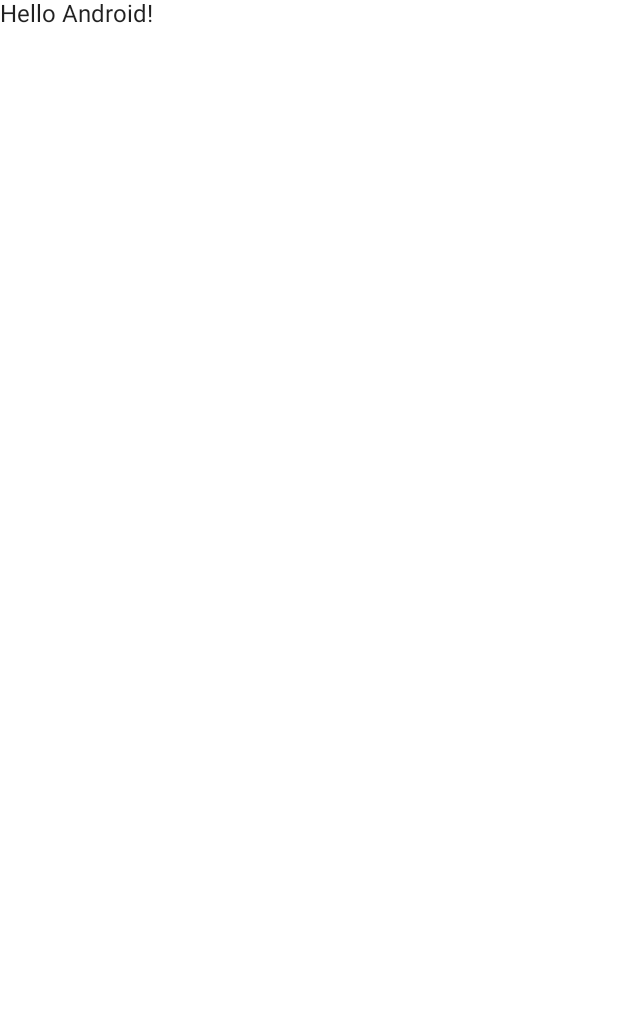
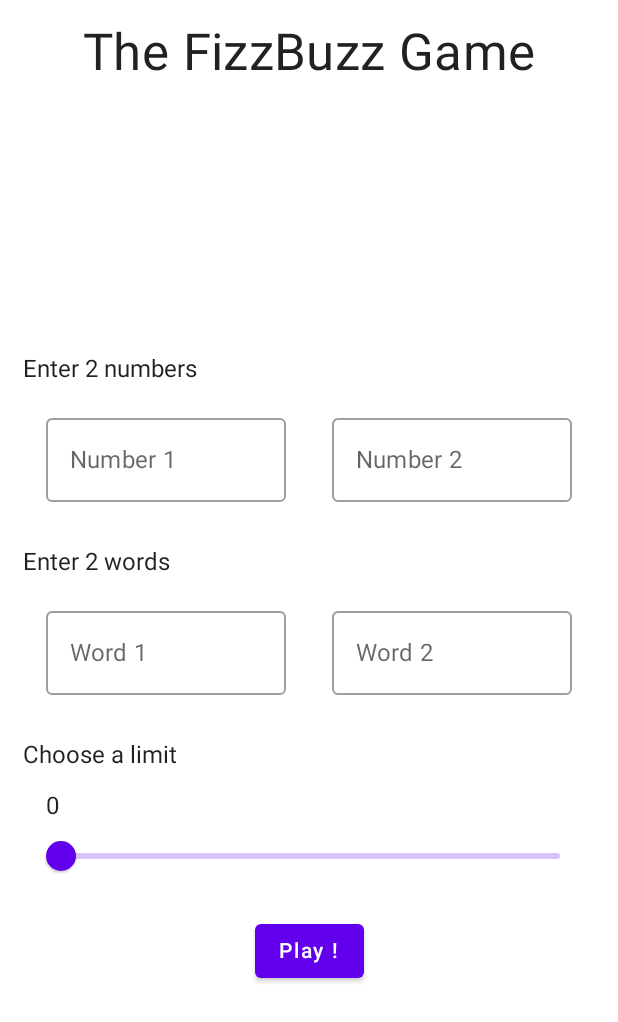
Before and after one commit to ludco/FizzBuzz, an Android app built with Jetpack Compose: the screen it shows after launch (MainActivity), on a phone screen of 412 x 824 dp. Before the commit the part shown is almost empty. Shown: the top 1022 px of the screen. Run offline under Robolectric (Android 15) with nearby library versions, the phone set to English and light mode, and no system bars.

Commit message:
set up UI form

```diff
--- a/app/build.gradle
+++ b/app/build.gradle
@@ -5,12 +5,12 @@ plugins {
 
 android {
     namespace 'com.app.fizzbuzz'
-    compileSdk 32
+    compileSdk 33
 
     defaultConfig {
         applicationId "com.app.fizzbuzz"
         minSdk 21
-        targetSdk 32
+        targetSdk 33
         versionCode 1
         versionName "1.0"
 
@@ -48,7 +48,7 @@ android {
 
 dependencies {
 
-    implementation 'androidx.core:core-ktx:1.7.0'
+    implementation 'androidx.core:core-ktx:1.9.0'
     implementation 'androidx.lifecycle:lifecycle-runtime-ktx:2.5.1'
     implementation 'androidx.activity:activity-compose:1.3.1'
     implementation "androidx.compose.ui:ui:$compose_ui_version"
--- a/app/src/main/java/com/app/fizzbuzz/MainActivity.kt
+++ b/app/src/main/java/com/app/fizzbuzz/MainActivity.kt
@@ -10,6 +10,7 @@ import androidx.compose.material.Text
 import androidx.compose.runtime.Composable
 import androidx.compose.ui.Modifier
 import androidx.compose.ui.tooling.preview.Preview
+import com.app.fizzbuzz.ui.screens.FormScreen
 import com.app.fizzbuzz.ui.theme.FizzBuzzTheme
 
 class MainActivity : ComponentActivity() {
@@ -22,22 +23,9 @@ class MainActivity : ComponentActivity() {
                     modifier = Modifier.fillMaxSize(),
                     color = MaterialTheme.colors.background
                 ) {
-                    Greeting("Android")
+                    FormScreen()
                 }
             }
         }
     }
 }
-
-@Composable
-fun Greeting(name: String) {
-    Text(text = "Hello $name!")
-}
-
-@Preview(showBackground = true)
-@Composable
-fun DefaultPreview() {
-    FizzBuzzTheme {
-        Greeting("Android")
-    }
-}
--- /dev/null
+++ b/app/src/main/java/com/app/fizzbuzz/ui/components/GameForm.kt
@@ -0,0 +1,119 @@
+package com.app.fizzbuzz.ui.components
+
+
+import androidx.compose.foundation.layout.*
+import androidx.compose.foundation.text.KeyboardActions
+import androidx.compose.foundation.text.KeyboardOptions
+import androidx.compose.material.Button
+import androidx.compose.material.Text
+import androidx.compose.runtime.*
+import androidx.compose.ui.Modifier
+import androidx.compose.ui.focus.FocusDirection
+import androidx.compose.ui.platform.LocalFocusManager
+import androidx.compose.ui.res.stringResource
+import androidx.compose.ui.text.input.ImeAction
+import androidx.compose.ui.text.input.KeyboardType
+import androidx.compose.ui.unit.dp
+import com.app.fizzbuzz.R
+
+@Composable
+fun GameForm() {
+
+    val focusManager = LocalFocusManager.current
+    var number1 by remember { mutableStateOf("") }
+    var number2 by remember { mutableStateOf("") }
+    var word1 by remember { mutableStateOf("") }
+    var word2 by remember { mutableStateOf("") }
+    var sliderPosition by remember { mutableStateOf(0f) }
+
+
+    Column(
+        modifier = Modifier
+            .fillMaxSize()
+            .padding(horizontal = 15.dp), verticalArrangement = Arrangement.Center
+    ) {
+
+        // --------- Numbers Part ----------
+        Text(text = stringResource(R.string.enter_numbers))
+        Row() {
+            InputField(
+                value = number1,
+                onValueChange = { number1 = it },
+                label = R.string.number_1,
+                keyboardOptions = KeyboardOptions.Default.copy(
+                    keyboardType = KeyboardType.Number,
+                    imeAction = ImeAction.Next
+                ),
+                keyboardActions = KeyboardActions(onNext = { focusManager.moveFocus(FocusDirection.Right) }),
+                modifier = Modifier
+                    .weight(1f)
+                    .padding(15.dp)
+            )
+
+            InputField(
+                value = number2,
+                onValueChange = { number2 = it },
+                label = R.string.number_2,
+                keyboardOptions = KeyboardOptions.Default.copy(
+                    keyboardType = KeyboardType.Number,
+                    imeAction = ImeAction.Next
+                ),
+                keyboardActions = KeyboardActions(onNext = { focusManager.moveFocus(FocusDirection.Next) }),
+                modifier = Modifier
+                    .weight(1f)
+                    .padding(15.dp)
+            )
+        }
+
+        Spacer(modifier = Modifier.height(15.dp))
+
+        // --------- Words Part ----------
+        Text(text = stringResource(R.string.enter_words))
+        Row {
+            InputField(
+                value = word1,
+                onValueChange = { word1 = it },
+                label = R.string.word_1,
+                keyboardOptions = KeyboardOptions.Default.copy(
+                    keyboardType = KeyboardType.Text,
+                    imeAction = ImeAction.Next
+                ),
+                keyboardActions = KeyboardActions(onNext = { focusManager.moveFocus(FocusDirection.Right) }),
+                modifier = Modifier
+                    .weight(1f)
+                    .padding(15.dp)
+            )
+            InputField(
+                value = word2,
+                onValueChange = { word2 = it },
+                label = R.string.word_2,
+                keyboardOptions = KeyboardOptions.Default.copy(
+                    keyboardType = KeyboardType.Text,
+                    imeAction = ImeAction.Next
+                ),
+                keyboardActions = KeyboardActions(onDone = { focusManager.clearFocus() }),
+                modifier = Modifier
+                    .weight(1f)
+                    .padding(15.dp)
+            )
+        }
+
+        Spacer(modifier = Modifier.height(15.dp))
+
+        // --------- Limit Part ----------
+        Text(text = stringResource(R.string.choose_limit))
+        Row(modifier = Modifier.padding(15.dp)) {
+            LimitSlider(value = sliderPosition, onValueChange = { sliderPosition = it })
+        }
+
+
+        // --------- Submit button Part ----------
+        Row(modifier = Modifier.fillMaxWidth(), horizontalArrangement = Arrangement.Center) {
+            Button(onClick = { /*TODO*/ }) {
+                Text(text = "Play !")
+            }
+        }
+
+
+    }
+}
--- /dev/null
+++ b/app/src/main/java/com/app/fizzbuzz/ui/components/Header.kt
@@ -0,0 +1,18 @@
+package com.app.fizzbuzz.ui.components
+
+import androidx.compose.foundation.layout.Column
+import androidx.compose.foundation.layout.fillMaxWidth
+import androidx.compose.foundation.layout.padding
+import androidx.compose.material.MaterialTheme
+import androidx.compose.material.Text
+import androidx.compose.runtime.Composable
+import androidx.compose.ui.Alignment
+import androidx.compose.ui.Modifier
+import androidx.compose.ui.unit.dp
+
+@Composable
+fun Header(){
+    Column(modifier = Modifier.fillMaxWidth().padding(vertical =15.dp), horizontalAlignment = Alignment.CenterHorizontally) {
+        Text(text = "The FizzBuzz Game", style= MaterialTheme.typography.h4)
+    }
+}
--- /dev/null
+++ b/app/src/main/java/com/app/fizzbuzz/ui/components/InputField.kt
@@ -0,0 +1,31 @@
+package com.app.fizzbuzz.ui.components
+
+
+import androidx.annotation.StringRes
+import androidx.compose.foundation.text.KeyboardActions
+import androidx.compose.foundation.text.KeyboardOptions
+import androidx.compose.material.OutlinedTextField
+import androidx.compose.material.Text
+import androidx.compose.runtime.Composable
+import androidx.compose.ui.Modifier
+import androidx.compose.ui.res.stringResource
+
+@Composable
+fun InputField(
+    value: String,
+    onValueChange: (String) -> Unit,
+    @StringRes label: Int,
+    keyboardOptions: KeyboardOptions,
+    keyboardActions: KeyboardActions,
+    modifier: Modifier
+) {
+    OutlinedTextField(
+        value = value,
+        onValueChange = onValueChange,
+        label = { Text(stringResource(id = label)) },
+        singleLine = true,
+        keyboardOptions = keyboardOptions,
+        keyboardActions = keyboardActions,
+        modifier = modifier
+    )
+}
--- /dev/null
+++ b/app/src/main/java/com/app/fizzbuzz/ui/components/LimitSlider.kt
@@ -0,0 +1,14 @@
+package com.app.fizzbuzz.ui.components
+
+import androidx.compose.foundation.layout.Column
+import androidx.compose.material.Slider
+import androidx.compose.material.Text
+import androidx.compose.runtime.Composable
+
+@Composable
+fun LimitSlider(value: Float, onValueChange: (Float) -> Unit) {
+    Column() {
+        Text(text = value.toInt().toString())
+        Slider(value = value, onValueChange = onValueChange, valueRange = 0f..100f)
+    }
+}
--- /dev/null
+++ b/app/src/main/java/com/app/fizzbuzz/ui/screens/FormScreen.kt
@@ -0,0 +1,24 @@
+package com.app.fizzbuzz.ui.screens
+
+import androidx.compose.foundation.layout.Column
+import androidx.compose.runtime.Composable
+import androidx.compose.ui.tooling.preview.Preview
+import com.app.fizzbuzz.ui.components.GameForm
+import com.app.fizzbuzz.ui.components.Header
+import com.app.fizzbuzz.ui.theme.FizzBuzzTheme
+
+@Composable
+fun FormScreen() {
+    Column {
+        Header()
+        GameForm()
+    }
+}
+
+@Preview(showBackground = true)
+@Composable
+fun DefaultPreview() {
+    FizzBuzzTheme {
+        FormScreen()
+    }
+}
--- a/app/src/main/java/com/app/fizzbuzz/ui/theme/Color.kt
+++ b/app/src/main/java/com/app/fizzbuzz/ui/theme/Color.kt
@@ -6,3 +6,9 @@ val Purple200 = Color(0xFFBB86FC)
 val Purple500 = Color(0xFF6200EE)
 val Purple700 = Color(0xFF3700B3)
 val Teal200 = Color(0xFF03DAC5)
+
+val blue1 = Color(0xFF00A8FF)
+val blue2 = Color(0xFF3A85FF)
+val blue50 = Color(0xFFF3FAFF)
+val blue500= Color(0xFF008EFF)
+val blueNavy = Color(0xFF000B3A)
--- a/app/src/main/res/values/strings.xml
+++ b/app/src/main/res/values/strings.xml
@@ -1,3 +1,11 @@
 <resources>
     <string name="app_name">FizzBuzz</string>
+
+    <string name="number_1">Number 1</string>
+    <string name="number_2">Number 2</string>
+    <string name="word_1">Word 1</string>
+    <string name="word_2">Word 2</string>
+    <string name="enter_numbers">Enter 2 numbers</string>
+    <string name="enter_words">Enter 2 words</string>
+    <string name="choose_limit">Choose a limit</string>
 </resources>
```
